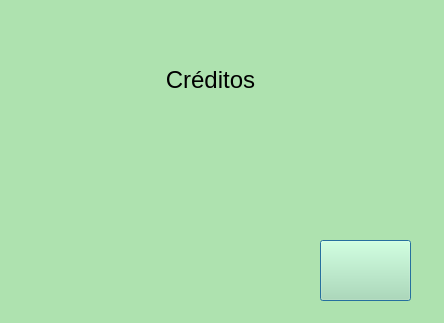
Qt form ProyectoUnoOperativos/ventanacreditos.ui (nws18/ProyectoUnoOperativos) before a commit.
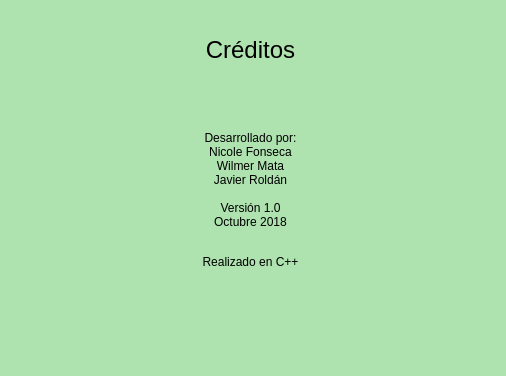
The same form after that commit. Icons and pictures are not drawn.

The edit to the form file:
```diff
--- a/ProyectoUnoOperativos/ventanacreditos.ui
+++ b/ProyectoUnoOperativos/ventanacreditos.ui
@@ -6,8 +6,8 @@
    <rect>
     <x>0</x>
     <y>0</y>
-    <width>444</width>
-    <height>323</height>
+    <width>506</width>
+    <height>376</height>
    </rect>
   </property>
   <property name="windowTitle">
@@ -19,8 +19,8 @@
   <widget class="QLabel" name="label">
    <property name="geometry">
     <rect>
-     <x>130</x>
-     <y>40</y>
+     <x>170</x>
+     <y>10</y>
      <width>161</width>
      <height>81</height>
     </rect>
@@ -32,12 +32,21 @@
   <widget class="QPushButton" name="btnSalir">
    <property name="geometry">
     <rect>
-     <x>320</x>
-     <y>240</y>
+     <x>400</x>
+     <y>290</y>
      <width>91</width>
      <height>61</height>
     </rect>
    </property>
+   <property name="cursor">
+    <cursorShape>PointingHandCursor</cursorShape>
+   </property>
+   <property name="styleSheet">
+    <string notr="true">background-color: transparent;
+background: none;
+border: nonde;
+background-repeat: none;</string>
+   </property>
    <property name="text">
     <string/>
    </property>
@@ -52,6 +61,19 @@
     </size>
    </property>
   </widget>
+  <widget class="QLabel" name="label_2">
+   <property name="geometry">
+    <rect>
+     <x>120</x>
+     <y>70</y>
+     <width>261</width>
+     <height>261</height>
+    </rect>
+   </property>
+   <property name="text">
+    <string>&lt;html&gt;&lt;head/&gt;&lt;body&gt;&lt;p align=&quot;center&quot;&gt;Desarrollado por:&lt;br/&gt;Nicole Fonseca&lt;br/&gt;Wilmer Mata&lt;br/&gt;Javier Roldán&lt;br/&gt;&lt;br/&gt;Versión 1.0&lt;br/&gt;Octubre 2018&lt;/p&gt;&lt;p align=&quot;center&quot;&gt;&lt;br/&gt;Realizado en C++&lt;/p&gt;&lt;/body&gt;&lt;/html&gt;</string>
+   </property>
+  </widget>
  </widget>
  <resources>
   <include location="images.qrc"/>
```
